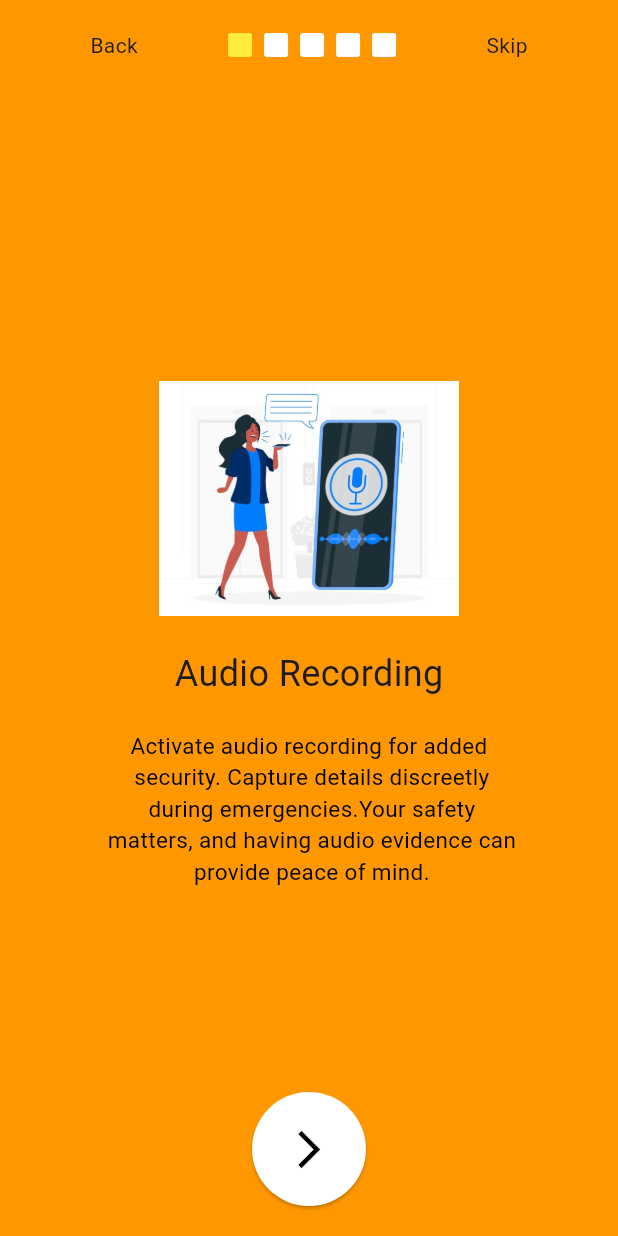
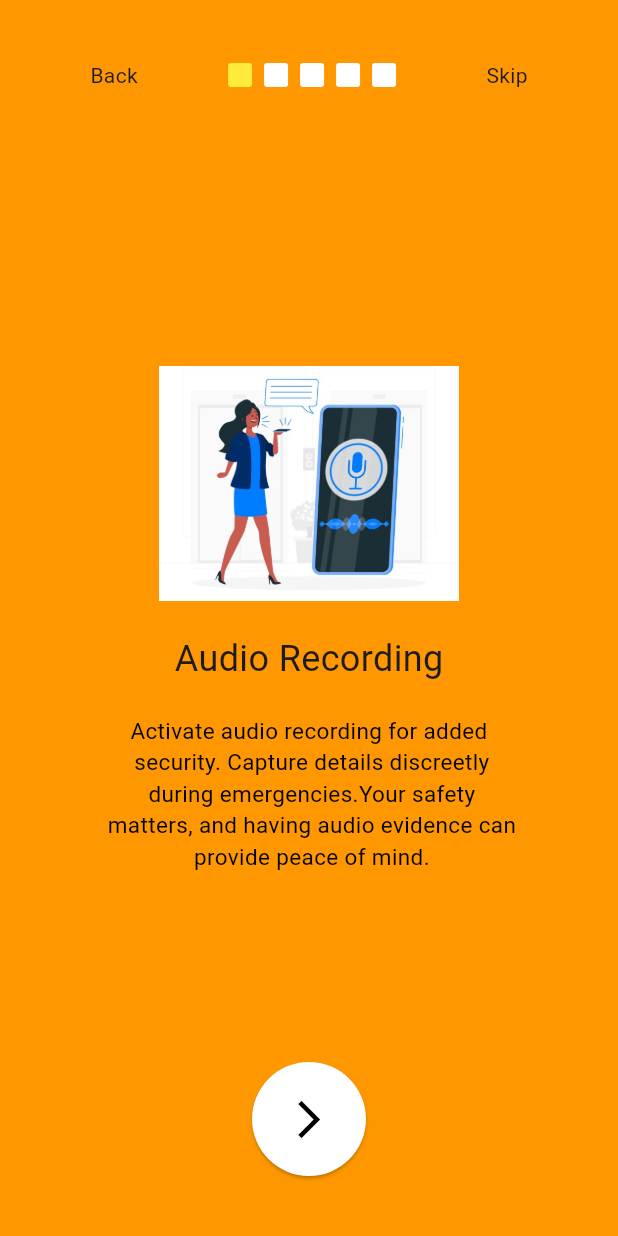
Before and after one commit to chamanthika/SheSafe, a Flutter app: the screen it shows after launch, after a tap on "Get started", on a phone screen of 412 x 824 dp. Run offline on Flutter 3.47's test engine with Material 3 defaults, Android fonts, the light colour scheme and no system bars; drawn by our look-alikes of smooth_page_indicator; our stand-ins replace firebase_auth, firebase_core, google_maps_flutter; accounts and stored records are empty; network calls fail.

Commit message:
UI Update

```diff
--- a/flutter_application_1/lib/main.dart
+++ b/flutter_application_1/lib/main.dart
@@ -8,13 +8,15 @@ void main() async {
   await Firebase.initializeApp(
     options: DefaultFirebaseOptions.currentPlatform,
   );
-  runApp(MyApp());
+  runApp(const MyApp());
 }
 
 class MyApp extends StatelessWidget {
+  const MyApp({super.key});
+
   @override
   Widget build(BuildContext context) {
-    return MaterialApp(
+    return const MaterialApp(
       debugShowCheckedModeBanner: false,
       home: MyHomePage(),
     );
@@ -22,6 +24,8 @@ class MyApp extends StatelessWidget {
 }
 
 class MyHomePage extends StatelessWidget {
+  const MyHomePage({super.key});
+
   @override
   Widget build(BuildContext context) {
     return Scaffold(
--- a/flutter_application_1/lib/ongoing_screen2.dart
+++ b/flutter_application_1/lib/on_going_screens/ongoing_screen1.dart
@@ -1,11 +1,12 @@
 import 'package:flutter/material.dart';
 
+class OngoingScreen1 extends StatelessWidget {
+  const OngoingScreen1({super.key});
 
-class OngoingScreen2 extends StatelessWidget {
   @override
   Widget build(BuildContext context) {
     return Scaffold(
-      backgroundColor: Color.fromARGB(255, 201, 147, 210),
+      backgroundColor: Colors.orange,
       body: Stack(
         children: [
           Center(
@@ -16,26 +17,28 @@ class OngoingScreen2 extends StatelessWidget {
                   top: 150, // Adjust the position as needed
                   left: 100, // Adjust the position as needed
                   child: Image.asset(
-                    'assets/images/Picture2.jpg', // Replace 'your_image.png' with your image path
+                    'assets/images/Picture1.jpg', // Replace 'your_image.png' with your image path
                     width: 200, // Adjust the width as needed
                     height: 200, // Adjust the height as needed
                   ),
                 ),
-                Text(
-                  'Emergency call \n and Location sharing',
-                  textAlign: TextAlign.center,
+                const Text(
+                  'Audio Recording',
                   style: TextStyle(fontSize: 24.0),
                 ),
-                SizedBox(height: 20),
-                Text(
-                  'Activate the SOS button for \n immediate assistance. Connect \n  with emergency contacts and \n share your location \n  simultaneously for swift response.',
+                const SizedBox(height: 20),
+                const Text(
+                  'Activate audio recording for added \n security. Capture details discreetly \n during emergencies.Your safety \n matters, and having audio evidence can \n provide peace of mind.',
                   textAlign: TextAlign.center,
                   style: TextStyle(fontSize: 15.0, color: Colors.black),
                 ),
+                const SizedBox(
+                  height: 20,
+                ),
+
               ],
             ),
           ),
-
         ],
       ),
     );
--- a/flutter_application_1/lib/ongoing_screen1.dart
+++ b/flutter_application_1/lib/on_going_screens/ongoing_screen3.dart
@@ -1,13 +1,12 @@
 import 'package:flutter/material.dart';
 
-
-class OngoingScreen1 extends StatelessWidget {
-  const OngoingScreen1({Key? key, required Null Function() goBack}) : super(key: key);
+class OngoingScreen3 extends StatelessWidget {
+  const OngoingScreen3({super.key});
 
   @override
   Widget build(BuildContext context) {
     return Scaffold(
-      backgroundColor: Colors.orange,
+      backgroundColor: const Color.fromARGB(255, 94, 141, 179),
       body: Stack(
         children: [
           Center(
@@ -18,27 +17,28 @@ class OngoingScreen1 extends StatelessWidget {
                   top: 150, // Adjust the position as needed
                   left: 100, // Adjust the position as needed
                   child: Image.asset(
-                    'assets/images/Picture1.jpg', // Replace 'your_image.png' with your image path
+                    'assets/images/Picture3.jpg', // Replace 'your_image.png' with your image path
                     width: 200, // Adjust the width as needed
                     height: 200, // Adjust the height as needed
                   ),
                 ),
-                Text(
-                  'Audio Recording',
+                const Text(
+                  'Fake Calls',
+                  textAlign: TextAlign.center,
                   style: TextStyle(fontSize: 24.0),
                 ),
-                SizedBox(height: 20),
-                Text(
-                  'Activate audio recording for added \n security. Capture details discreetly \n during emergencies.Your safety \n matters, and having audio evidence can \n provide peace of mind.',
+                const SizedBox(height: 20),
+                const Text(
+                  'With our fake call feature, you can \n simulate an incoming call to discreetly \n exit uncomfortable situations or deter \n potential threats. Simply activate the \n feature, and your phone will ring as if \n receiving a genuine call',
                   textAlign: TextAlign.center,
                   style: TextStyle(fontSize: 15.0, color: Colors.black),
+                ),
+                const SizedBox(
+                  height: 20,
                 ),
               ],
             ),
           ),
-
-
-
         ],
       ),
     );
--- a/flutter_application_1/lib/ongoingscreens.dart
+++ b/flutter_application_1/lib/ongoingscreens.dart
@@ -1,20 +1,41 @@
 import 'package:flutter/material.dart';
-import 'package:flutter_application_1/ongoing_screen1.dart';
-import 'package:flutter_application_1/ongoing_screen2.dart';
-import 'package:flutter_application_1/ongoing_screen3.dart';
-import 'package:flutter_application_1/ongoing_screen4.dart';
+import 'package:flutter_application_1/on_going_screens/ongoing_screen1.dart';
+import 'package:flutter_application_1/on_going_screens/ongoing_screen2.dart';
+import 'package:flutter_application_1/on_going_screens/ongoing_screen3.dart';
+import 'package:flutter_application_1/on_going_screens/ongoing_screen4.dart';
 import 'package:flutter_application_1/sign_up.dart';
 import 'package:smooth_page_indicator/smooth_page_indicator.dart';
 
 class Ongoingscreens extends StatefulWidget {
-  const Ongoingscreens({Key? key}) : super(key: key);
+  const Ongoingscreens({super.key});
 
   @override
-  _OngoingscreensState createState() => _OngoingscreensState();
+    @override
+  State<Ongoingscreens> createState() => _OngoingscreensState();
 }
 
 class _OngoingscreensState extends State<Ongoingscreens> {
   final PageController _controller = PageController();
+  int _currentPageIndex = 0;
+
+  @override
+  void initState() {
+    super.initState();
+    _controller.addListener(_handlePageChange);
+  }
+
+  @override
+  void dispose() {
+    _controller.removeListener(_handlePageChange);
+    _controller.dispose();
+    super.dispose();
+  }
+
+  void _handlePageChange() {
+    setState(() {
+      _currentPageIndex = _controller.page?.round() ?? 0;
+    });
+  }
 
   @override
   Widget build(BuildContext context) {
@@ -23,32 +44,35 @@ class _OngoingscreensState extends State<Ongoingscreens> {
         children: [
           PageView(
             controller: _controller,
-            children: [
-              OngoingScreen1(goBack: () {  },),
+            children: const [
+              OngoingScreen1(),
               OngoingScreen2(),
               OngoingScreen3(),
               OngoingScreen4(),
               SignUp(),
-
             ],
           ),
           Padding(
             padding: const EdgeInsets.only(top: 20.0),
             child: Container(
               alignment: Alignment.topCenter,
+              child: Column(
+                mainAxisAlignment: MainAxisAlignment.spaceBetween,
+                children: [
+                  Padding(
+                    padding: const EdgeInsets.only(top:20.0),
                     child: Row(
                       mainAxisAlignment: MainAxisAlignment.spaceEvenly,
                       children: [
                         GestureDetector(
                           onTap: () {
                             _controller.previousPage(
-                          duration: Duration(milliseconds: 500),
+                                duration: const Duration(milliseconds: 500),
                                 curve: Curves.easeIn);
                           },
-                    child: Text('Back'),
+                          child: const Text('Back'),
                         ),
                         SmoothPageIndicator(
-                    // Fix SmoothPageIndicator typo
                           controller: _controller,
                           count: 5,
                           effect: const SlideEffect(
@@ -59,34 +83,32 @@ class _OngoingscreensState extends State<Ongoingscreens> {
                         GestureDetector(
                           onTap: () {
                             _controller.nextPage(
-                          duration: Duration(milliseconds: 500),
+                                duration: const Duration(milliseconds: 500),
                                 curve: Curves.easeIn);
                           },
-                    child: Text('Skip'),
+                          child: const Text('Skip'),
                         ),
                       ],
                     ),
                   ),
-          ),
-          Positioned(
-            bottom: 20, // Adjust the position as needed
-            left: 0, // Adjust the position as needed
-            right: 0, // Adjust the position as needed
+                  if (_currentPageIndex != 4) // Hide button when on SignUp page
+                    Padding(
+                      padding: const EdgeInsets.only(bottom: 40.0),
+                      child: Positioned(
                         child: ElevatedButton(
                           onPressed: () {
-                // Navigate to the next page
                             _controller.nextPage(
-                    duration: Duration(microseconds: 500),
+                                duration: const Duration(milliseconds: 500),
                                 curve: Curves.easeIn);
                           },
                           style: ElevatedButton.styleFrom(
-                shape: CircleBorder(),
-                padding: EdgeInsets.all(15),
-                backgroundColor: Colors.white, // <-- Button color
-                foregroundColor: Colors.white, // <-- Splash color
+                            shape: const CircleBorder(),
+                            padding: const EdgeInsets.all(15),
+                            backgroundColor: Colors.white,
+                            foregroundColor: Colors.white,
                           ),
                           child: const Padding(
-                padding:  EdgeInsets.all(8.0),
+                            padding: EdgeInsets.all(8.0),
                             child: Icon(
                               Icons.arrow_forward_ios,
                               size: 30,
@@ -95,6 +117,11 @@ class _OngoingscreensState extends State<Ongoingscreens> {
                           ),
                         ),
                       ),
+                    ),
+                ],
+              ),
+            ),
+          ),
         ],
       ),
     );
```
Also changed, not shown: flutter_application_1/lib/login.dart (+20 -18 lines), flutter_application_1/lib/microphone_permission.dart (+5 -3 lines), flutter_application_1/lib/new_account.dart (+30 -29 lines), flutter_application_1/lib/on_going_screens/ongoing_screen2.dart (added, +46 -0 lines), flutter_application_1/lib/on_going_screens/ongoing_screen4.dart (renamed from flutter_application_1/lib/ongoing_screen4.dart, +9 -5 lines), flutter_application_1/lib/ongoing_screen3.dart (deleted, +0 -48 lines), flutter_application_1/lib/sign_up.dart (+21 -20 lines), flutter_application_1/lib/user_details.dart (+49 -32 lines), 1 other file. Lines whose indentation alone changed are shown as unchanged.
